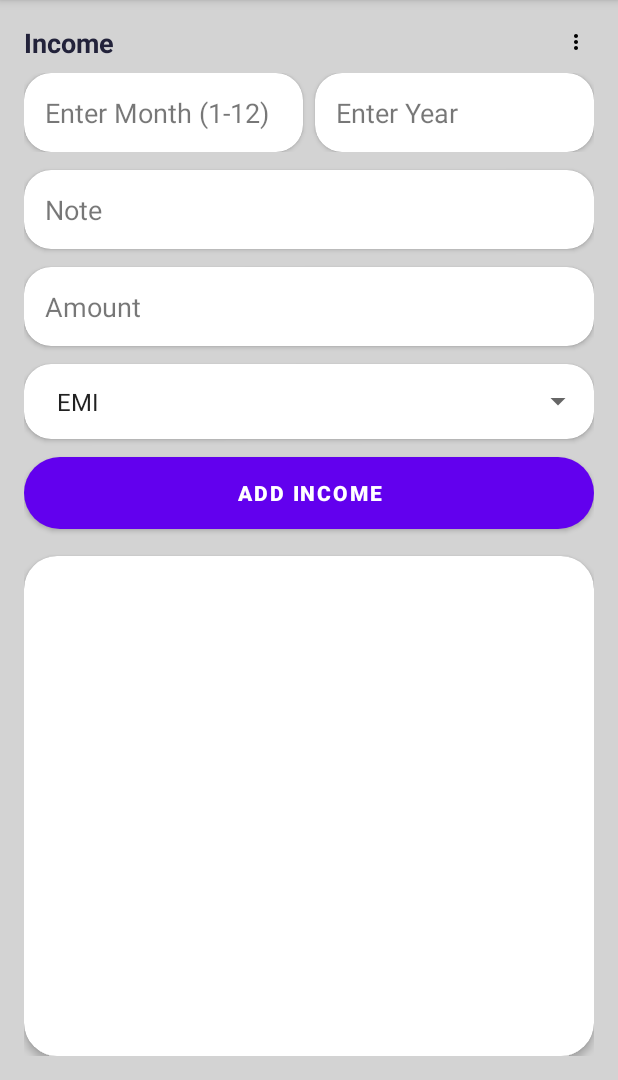
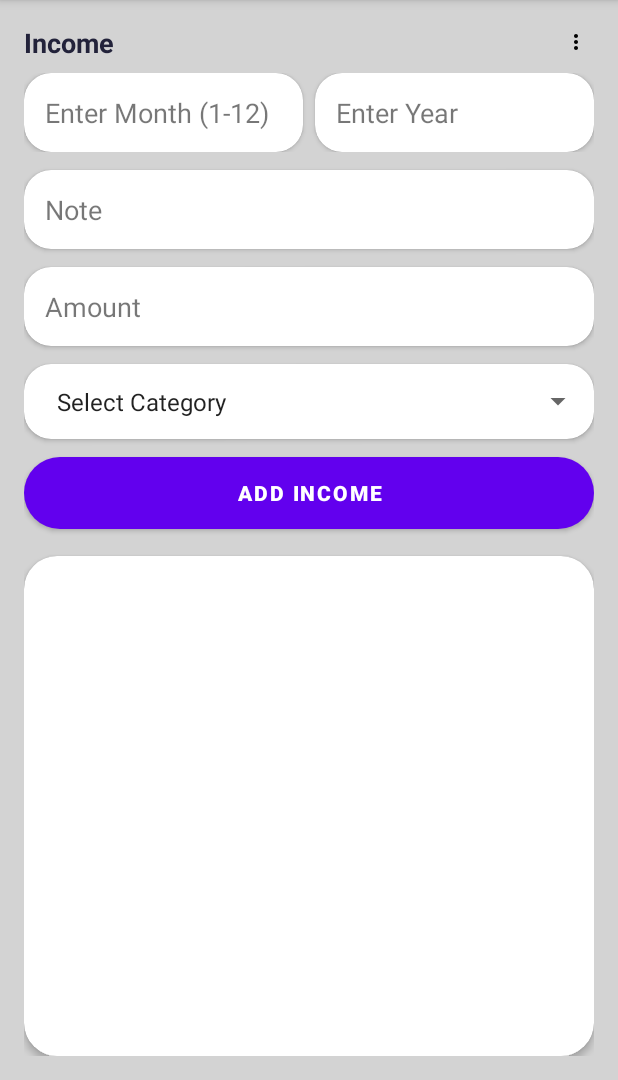
Before and after one commit to vinayakpenta29-boop/GaneshApp, an Android app: the screen it shows after launch (MainActivity), on a phone screen of 412 x 824 dp, the part 156-1236 px from its top. Run offline under Robolectric (Android 15) with nearby library versions, the phone set to English and light mode, and no system bars; libraries missing offline, so code that uses them is left out: com.github.mikephil.charting.

Commit message:
Update IncomeFragment.java

```diff
--- a/app/src/main/java/com/example/expensemanager/IncomeFragment.java
+++ b/app/src/main/java/com/example/expensemanager/IncomeFragment.java
@@ -62,19 +62,36 @@ public class IncomeFragment extends Fragment {
         BcStore.load(requireContext());
         EmiStore.load(requireContext());
 
-        // Three dots menu (currently BC only – you can extend this to also show EMI if you want)
+        // Three dots menu (BC + EMI handled inside BcUiHelper)
         ivMenu.setOnClickListener(v -> BcUiHelper.showBcMenu(IncomeFragment.this, ivMenu));
 
-        // Setup category spinner (EMI + BC + other categories)
-        categories = new ArrayList<>(Arrays.asList("EMI", "BC", "Rent", "Electricity Bill", "Ration", "Other"));
+        // Setup category spinner with "Select Category" as dummy first item
+        categories = new ArrayList<>(Arrays.asList(
+                "Select Category",  // index 0 = no real selection
+                "EMI",
+                "BC",
+                "Rent",
+                "Electricity Bill",
+                "Ration",
+                "Other"
+        ));
         categoryAdapter = new ArrayAdapter<>(requireContext(), android.R.layout.simple_spinner_item, categories);
         categoryAdapter.setDropDownViewResource(android.R.layout.simple_spinner_dropdown_item);
         spinnerCategory.setAdapter(categoryAdapter);
+        spinnerCategory.setSelection(0); // start with "Select Category"
 
         spinnerCategory.setOnItemSelectedListener(new android.widget.AdapterView.OnItemSelectedListener() {
             @Override
             public void onItemSelected(android.widget.AdapterView<?> parent, View v, int pos, long id) {
                 String cat = categories.get(pos);
+
+                if ("Select Category".equals(cat)) {
+                    // Treat as no selection
+                    selectedBcId = null;
+                    selectedEmiId = null;
+                    return;
+                }
+
                 if ("Other".equals(cat)) {
                     showAddCategoryDialog();
                     selectedBcId = null;
@@ -82,15 +99,11 @@ public class IncomeFragment extends Fragment {
                 } else if ("BC".equals(cat)) {
                     // Ask which BC scheme this income belongs to
                     selectedEmiId = null;
-                    BcUiHelper.showSelectBcDialog(IncomeFragment.this, bcId -> {
-                        selectedBcId = bcId;
-                    });
+                    BcUiHelper.showSelectBcDialog(IncomeFragment.this, bcId -> selectedBcId = bcId);
                 } else if ("EMI".equals(cat)) {
                     // Ask which EMI scheme this income belongs to
                     selectedBcId = null;
-                    EmiUiHelper.showSelectEmiDialog(IncomeFragment.this, emiId -> {
-                        selectedEmiId = emiId;
-                    });
+                    EmiUiHelper.showSelectEmiDialog(IncomeFragment.this, emiId -> selectedEmiId = emiId);
                 } else {
                     // Normal category, no BC/EMI link
                     selectedBcId = null;
@@ -144,6 +157,11 @@ public class IncomeFragment extends Fragment {
                 return;
             }
 
+            if ("Select Category".equals(category) || category.isEmpty()) {
+                Toast.makeText(getContext(), "Please select a category", Toast.LENGTH_SHORT).show();
+                return;
+            }
+
             double amount;
             try {
                 amount = Double.parseDouble(amountStr);
@@ -188,7 +206,14 @@ public class IncomeFragment extends Fragment {
                                 updateList();
                                 etAmount.setText("");
                                 etNote.setText("");
-                                InputMethodManager imm = (InputMethodManager) getActivity().getSystemService(Context.INPUT_METHOD_SERVICE);
+
+                                // Reset category and scheme ids after each add
+                                spinnerCategory.setSelection(0); // back to "Select Category"
+                                selectedBcId = null;
+                                selectedEmiId = null;
+
+                                InputMethodManager imm = (InputMethodManager) getActivity()
+                                        .getSystemService(Context.INPUT_METHOD_SERVICE);
                                 if (imm != null) {
                                     imm.hideSoftInputFromWindow(etAmount.getWindowToken(), 0);
                                     imm.hideSoftInputFromWindow(etNote.getWindowToken(), 0);
@@ -216,7 +241,9 @@ public class IncomeFragment extends Fragment {
                 .setPositiveButton("OK", (d, w) -> {
                     String newCat = input.getText().toString().trim();
                     if (!newCat.isEmpty() && !categories.contains(newCat)) {
-                        categories.add(categories.size() - 1, newCat); // before "Other"
+                        // Insert before "Other"
+                        int insertIndex = Math.max(categories.indexOf("Other"), 1);
+                        categories.add(insertIndex, newCat);
                         categoryAdapter.notifyDataSetChanged();
                         spinnerCategory.setSelection(categories.indexOf(newCat));
                     }
```
